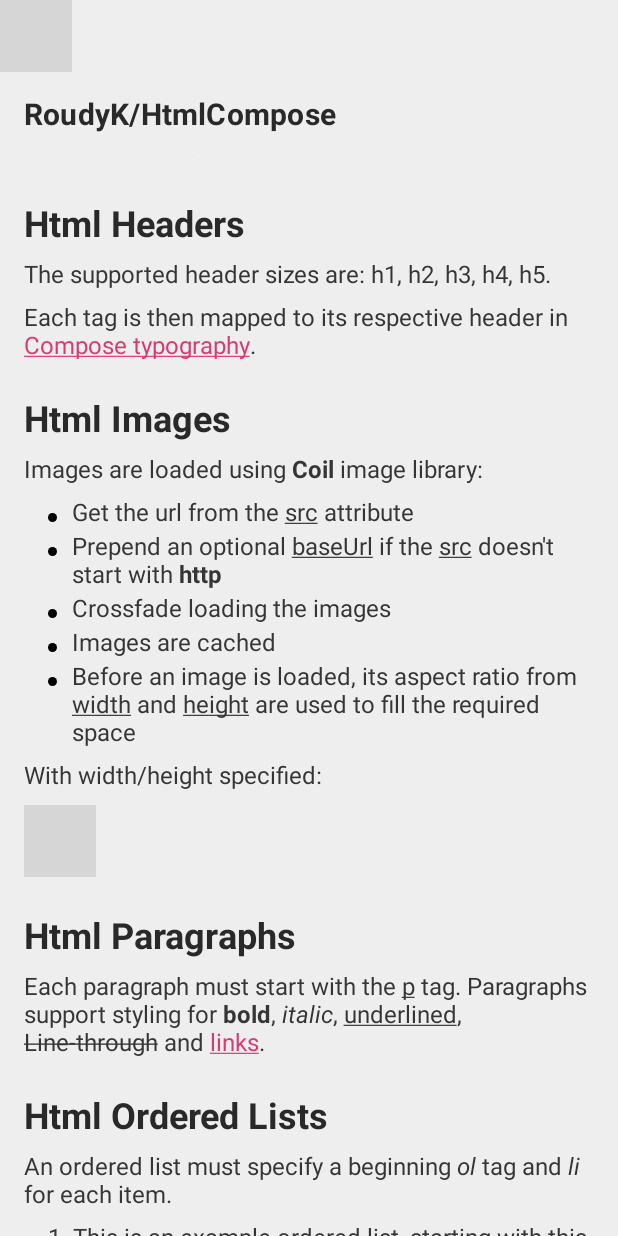
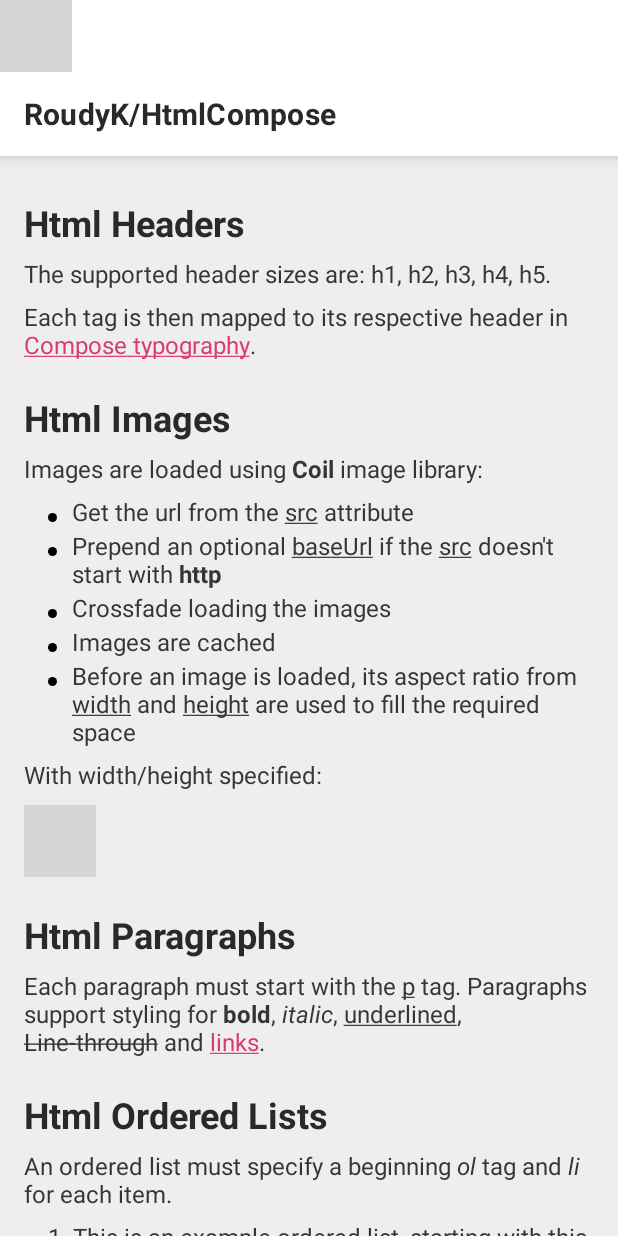
Before and after one commit to roudikk/HtmlCompose, an Android app built with Jetpack Compose: the screen it shows after launch (MainActivity), after a tap on "Html Headers", on a phone screen of 412 x 824 dp. Run offline under Robolectric (Android 15) with nearby library versions, the phone set to English and light mode, and no system bars; our stand-ins replace accompanist; libraries missing offline, so code that uses them is left out: coil.decode, coil.fetch, coil.request.videoFrameMillis, com.google.android.exoplayer2; pictures from the network do not load; 11 statements that could not run were skipped; grey boxes are pictures that could not be loaded.

Commit message:
Small theme changes

```diff
--- a/app/src/main/java/com/example/htmlcompose/screen/HtmlScreen.kt
+++ b/app/src/main/java/com/example/htmlcompose/screen/HtmlScreen.kt
@@ -63,7 +63,10 @@ fun HtmlScreen(html: String) = ProvideWindowInsets {
             }
 
             item {
-                Text("Jsoup is being used to traverse the html, then on each element found, it would be added to one of the below data models:")
+                Text(
+                    "Jsoup is being used to traverse the html, then on each element found, it would be added to one of the below data models:",
+                    Modifier.padding(bottom = 16.dp)
+                )
             }
 
             val headers = elements.filterIsInstance<HtmlHeader>()
--- a/app/src/main/java/com/example/htmlcompose/screen/composables/HtmlImageItem.kt
+++ b/app/src/main/java/com/example/htmlcompose/screen/composables/HtmlImageItem.kt
@@ -43,8 +43,7 @@ fun HtmlImageItem(image: HtmlImage, modifier: Modifier = Modifier) {
     Image(
         painter = painter,
         contentDescription = image.alt,
-        modifier = currentModifier,
-        contentScale = ContentScale.FillBounds
+        modifier = currentModifier
     )
 }
 
--- a/app/src/main/java/com/example/htmlcompose/theme/Theme.kt
+++ b/app/src/main/java/com/example/htmlcompose/theme/Theme.kt
@@ -25,18 +25,14 @@ import com.example.htmlcompose.theme.*
 
 private val LightColorPalette = lightColors(
     primary = primaryColor,
-    primaryVariant = surfaceColorLight,
     secondary = secondaryColor,
-    onPrimary = Color.Black,
     background = surfaceColorLight,
     error = errorColor
 )
 
 private val DarkColorPalette = darkColors(
     primary = primaryColor,
-    primaryVariant = surfaceColorDark,
     secondary = secondaryColor,
-    onPrimary = Color.White,
     background = surfaceColorDark,
     error = errorColor
 )
--- a/app/src/main/java/com/example/htmlcompose/theme/Type.kt
+++ b/app/src/main/java/com/example/htmlcompose/theme/Type.kt
@@ -25,12 +25,12 @@ import androidx.compose.ui.unit.sp
 // Set of Material typography styles to start with
 fun buildTypography(darkTheme: Boolean): Typography {
     val headersColor = if (darkTheme) {
-        Color.White
+        Color(0xFFFCFCFC)
     } else {
         Color(0xFF292929)
     }
     val textColor = if (darkTheme) {
-        Color(0xFFEEEEEE)
+        Color(0xFFF0F0F0)
     } else {
         Color(0xFF353535)
     }
--- a/app/src/main/java/com/example/htmlcompose/widgets/Toolbar.kt
+++ b/app/src/main/java/com/example/htmlcompose/widgets/Toolbar.kt
@@ -25,8 +25,12 @@ fun Toolbar(
     lazyListState: LazyListState? = null,
     actions: @Composable RowScope.() -> Unit = {}
 ) {
-    val elevation = if (lazyListState != null && lazyListState.firstVisibleItemScrollOffset > 0) {
-        4.dp
+    val elevation = if (
+        lazyListState != null
+        && (lazyListState.firstVisibleItemScrollOffset > 0
+                || lazyListState.firstVisibleItemIndex != 0)
+    ) {
+        6.dp
     } else {
         0.dp
     }
@@ -39,7 +43,11 @@ fun Toolbar(
         },
     ) {
         Column {
-            Spacer(modifier = Modifier.statusBarsHeight().fillMaxWidth())
+            Spacer(
+                modifier = Modifier
+                    .statusBarsHeight()
+                    .fillMaxWidth()
+            )
             TopAppBar(
                 elevation = 0.dp,
                 title = {
```
